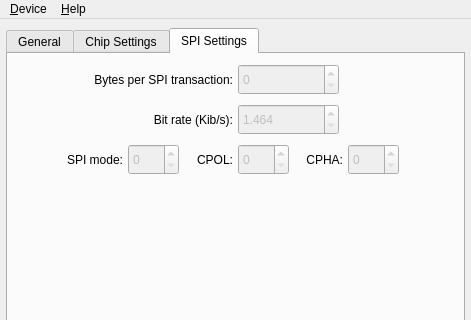
bloguetronica/mcp2210-conf, file src/configuratorwindow.ui: the form before one commit; both pictures show x 0 to 471 and y 0 to 320 of the 471 by 611 pixel window.
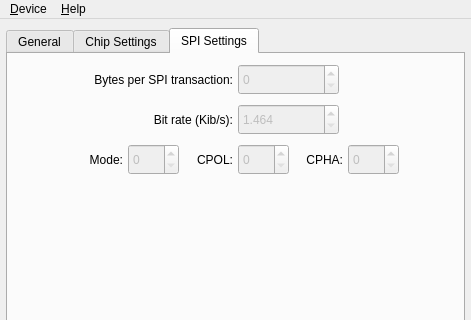
The form after the commit. The open tabs and pages were chosen to show the change. Icons and pictures are not drawn.

The edit to the form file:
```diff
--- a/src/configuratorwindow.ui
+++ b/src/configuratorwindow.ui
@@ -1226,7 +1226,7 @@
        </rect>
       </property>
       <property name="text">
-       <string>SPI mode:</string>
+       <string>Mode:</string>
       </property>
       <property name="alignment">
        <set>Qt::AlignRight|Qt::AlignTrailing|Qt::AlignVCenter</set>
```
Left out of the diff: 4 changed lines with no effect on the pictures.
